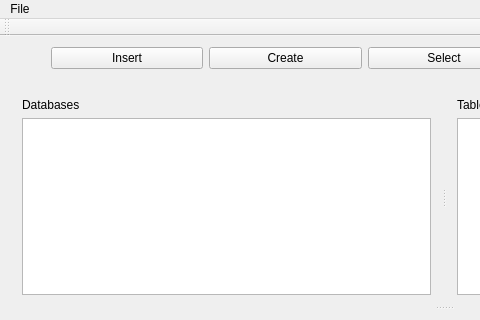
CBall02/Senior-Project, file SQL Manager/src/SQLManagerGUI.ui: the form before one commit; both pictures show x 0 to 480 and y 0 to 320 of the 888 by 588 pixel window.
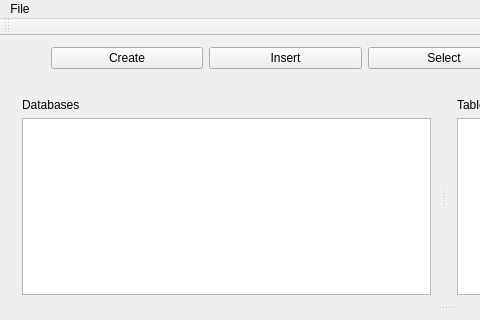
The form after the commit.

Commit message:
Button functionality
Create and Insert button functionality

```diff
--- a/SQL Manager/src/SQLManagerGUI.ui
+++ b/SQL Manager/src/SQLManagerGUI.ui
@@ -34,16 +34,16 @@
        </spacer>
       </item>
       <item>
-       <widget class="QPushButton" name="insertButton">
+       <widget class="QPushButton" name="createButton">
         <property name="text">
-         <string>Insert</string>
+         <string>Create</string>
         </property>
        </widget>
       </item>
       <item>
-       <widget class="QPushButton" name="createButton">
+       <widget class="QPushButton" name="insertButton">
         <property name="text">
-         <string>Create</string>
+         <string>Insert</string>
         </property>
        </widget>
       </item>
```
The commit also changes 2 other files.
